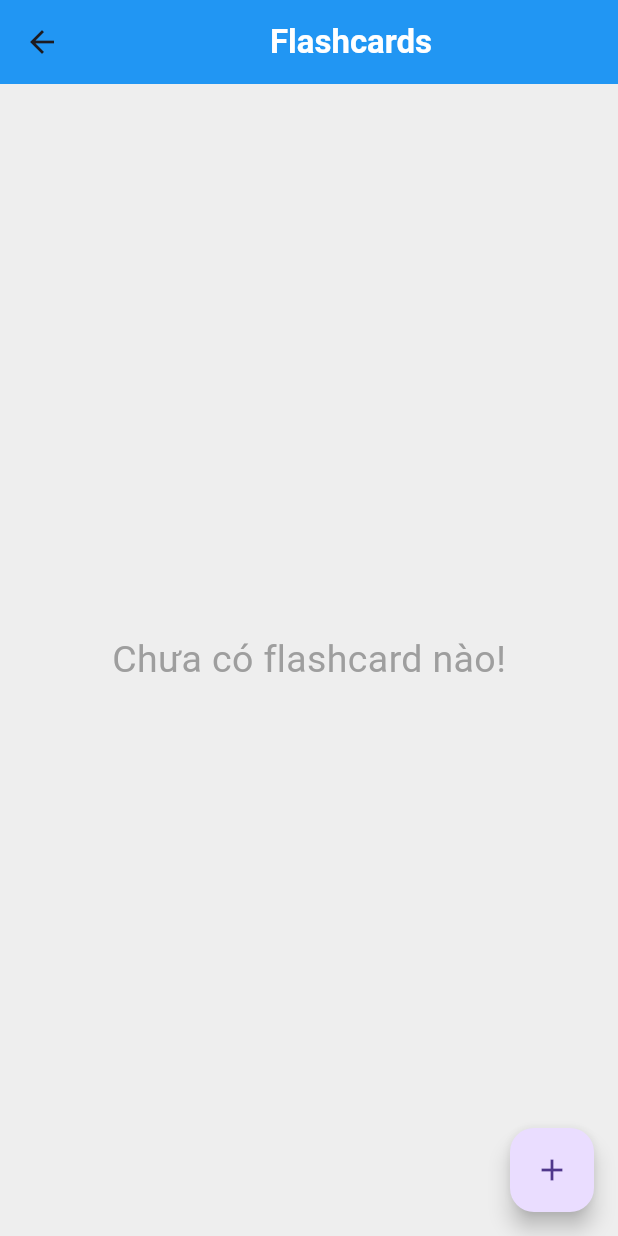
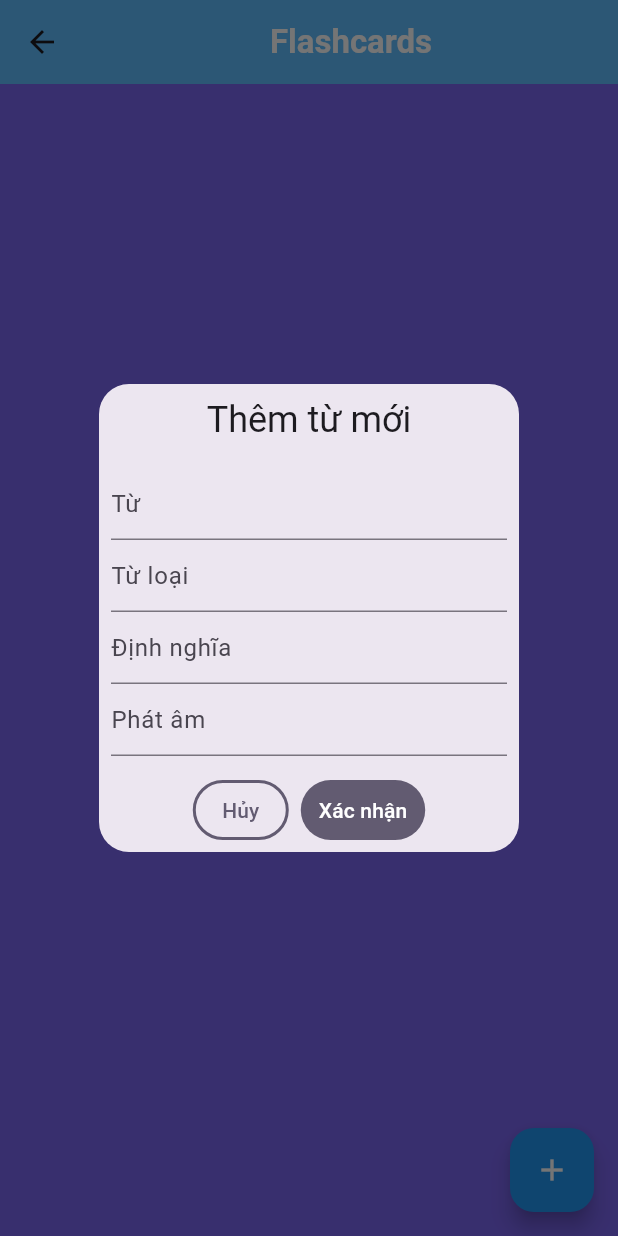
Before and after one commit to quyok808/mobile_English, a Flutter app: the FlashcardView screen opened by its route, after a tap on the "add" icon, on a phone screen of 412 x 824 dp. Run offline on Flutter 3.47's test engine with Material 3 defaults, Android fonts, the phone set to English and light mode, and no system bars; our stand-ins replace cloud_firestore, firebase_auth, firebase_core, flip_card, flutter_native_splash, flutter_tts and 6 more; missing offline and left inert: mailer; accounts and stored records are empty; network calls fail.

Commit message:
Thêm từ mới vào flashcard

```diff
--- a/lib/app/modules/account/views/widgets/button_management.dart
+++ b/lib/app/modules/account/views/widgets/button_management.dart
@@ -1,3 +1,5 @@
+// ignore_for_file: no_leading_underscores_for_local_identifiers
+
 import 'package:flutter/material.dart';
 import 'package:get/get.dart';
 import 'package:onlya_english/app/modules/account/controllers/account_controller.dart';
--- a/lib/app/modules/account/views/widgets/change-pass-button.dart
+++ b/lib/app/modules/account/views/widgets/change-pass-button.dart
@@ -17,7 +17,6 @@ class ChangePassButton extends StatelessWidget {
         padding: EdgeInsets.symmetric(horizontal: 30, vertical: 15),
         shape: RoundedRectangleBorder(
             borderRadius: BorderRadius.circular(15)), // Bo tròn góc
-        elevation: 3, // Thêm đổ bóng nhẹ
       ),
       child: Row(
         mainAxisAlignment:
--- a/lib/app/modules/account/views/widgets/louout_button.dart
+++ b/lib/app/modules/account/views/widgets/louout_button.dart
@@ -22,7 +22,6 @@ class LogoutButton extends StatelessWidget {
         padding: EdgeInsets.symmetric(horizontal: 30, vertical: 15),
         shape: RoundedRectangleBorder(
             borderRadius: BorderRadius.circular(15)), // Bo tròn góc
-        elevation: 3, // Thêm đổ bóng nhẹ
       ),
       child: Row(
         mainAxisAlignment:
--- a/lib/app/modules/flashcard/controllers/flashcard_controller.dart
+++ b/lib/app/modules/flashcard/controllers/flashcard_controller.dart
@@ -1,5 +1,9 @@
+// ignore_for_file: prefer_interpolation_to_compose_strings
+
+import 'package:flutter/material.dart';
 import 'package:get/get.dart';
 import '../../../../services/flashcard_service.dart';
+import '../../../themes/snackbar.dart';
 
 class FlashcardController extends GetxController {
   final FlashcardService _flashcardService = FlashcardService();
@@ -7,31 +11,6 @@ class FlashcardController extends GetxController {
   var isLoading = false.obs;
   var currentIndex = 0.obs;
 
-  // @override
-  // void onInit() {
-  //   super.onInit();
-  //   fetchFlashcards();
-  // }
-
-  // /// Lấy danh sách flashcards từ Firestore
-  // Future<void> fetchFlashcards() async {
-  //   isLoading.value = true;
-  //   try {
-  //     final data = await _flashcardService.getFlashcards();
-  //     flashcards.assignAll(data); // Cập nhật danh sách flashcards
-  //   } catch (e) {
-  //     print("Lỗi khi tải flashcards: $e");
-  //   } finally {
-  //     isLoading.value = false;
-  //   }
-  // }
-
-  // /// Xóa flashcard theo `id`
-  // Future<void> deleteFlashcard(String id) async {
-  //   await _flashcardService.deleteFlashcard(id);
-  //   flashcards.removeWhere((card) => card['id'] == id); // Xóa khỏi danh sách hiển thị
-  // }
-  // Lấy flashcards của người dùng
   void loadFlashcards() async {
     isLoading.value = true;
     flashcards.value = await _flashcardService.getFlashcards();
@@ -43,9 +22,71 @@ class FlashcardController extends GetxController {
     _flashcardService.addFlashcard(word, description, pronounce);
   }
 
+  Future<void> addFlashcardbtn(
+      String word, String description, String pronounce) async {
+    if (await _flashcardService.checkExistsWord(word)) {
+      SnackBarCustom.GetSnackBarWarning(
+          title: 'Thông báo!', content: 'Từ đã tồn tại !!!');
+      return;
+    }
+    _flashcardService.addFlashcard(word, description, pronounce);
+  }
+
   // Xóa flashcard
   void deleteFlashcard(String id) {
     _flashcardService.deleteFlashcard(id);
     loadFlashcards(); // Tải lại danh sách flashcards sau khi xóa
   }
+
+  void addword() {
+    Get.defaultDialog(
+      title: 'Thêm từ mới',
+      content: Column(
+        children: [
+          TextField(
+            controller: TextEditingController(),
+            decoration: const InputDecoration(hintText: 'Từ'),
+            onChanged: (value) => _newWord.value = value,
+          ),
+          TextField(
+            controller: TextEditingController(),
+            decoration: const InputDecoration(hintText: 'Từ loại'),
+            onChanged: (value) => _newTypeOfWord.value = value,
+          ),
+          TextField(
+            controller: TextEditingController(),
+            decoration: const InputDecoration(hintText: 'Định nghĩa'),
+            onChanged: (value) => _newDescription.value = value,
+          ),
+          TextField(
+            controller: TextEditingController(),
+            decoration: const InputDecoration(hintText: 'Phát âm'),
+            onChanged: (value) => _newPronunciation.value = value,
+          ),
+        ],
+      ),
+      textConfirm: 'Xác nhận',
+      textCancel: 'Hủy',
+      confirmTextColor: Colors.white,
+      onConfirm: () {
+        if (_newWord.value.isNotEmpty) {
+          addFlashcardbtn(
+            _newWord.value,
+            _newTypeOfWord + ': ' + _newDescription.value,
+            _newPronunciation.value,
+          );
+          // Chờ 2 giây trước khi tải lại danh sách flashcards
+          Future.delayed(Duration(seconds: 2), () {
+            loadFlashcards(); // Tải lại danh sách flashcards
+            Get.back(); // Đóng hộp thoại
+          });
+        }
+      },
+    );
+  }
+
+  final _newWord = ''.obs;
+  final _newDescription = ''.obs;
+  final _newPronunciation = ''.obs;
+  final _newTypeOfWord = ''.obs;
 }
--- a/lib/app/modules/flashcard/views/flashcard_view.dart
+++ b/lib/app/modules/flashcard/views/flashcard_view.dart
@@ -2,7 +2,6 @@
 
 import 'package:flutter/material.dart';
 import 'package:get/get.dart';
-import 'package:onlya_english/app/themes/theme.dart';
 import '../controllers/flashcard_controller.dart';
 import 'widgets/flashcard_widget.dart';
 
@@ -15,7 +14,7 @@ class FlashcardView extends StatelessWidget {
     controller.loadFlashcards();
 
     return Scaffold(
-      backgroundColor: Colors.grey[200],
+      backgroundColor: Color(0xFF7B66F0),
       appBar: AppBar(
         title: Center(
           child: Text(
@@ -24,7 +23,7 @@ class FlashcardView extends StatelessWidget {
             textAlign: TextAlign.center,
           ),
         ),
-        backgroundColor: Colors.blue,
+        backgroundColor: Color(0xFF5FBDFF),
       ),
       body: Obx(() {
         if (controller.isLoading.value) {
@@ -68,8 +67,12 @@ class FlashcardView extends StatelessWidget {
         );
       }),
       floatingActionButton: FloatingActionButton(
-        onPressed: () {},
-        child: Icon(Icons.add),
+        backgroundColor: Colors.blue,
+        onPressed: controller.addword,
+        child: Icon(
+          Icons.add,
+          color: Colors.white,
+        ),
       ),
     );
   }
--- a/lib/app/routes/app_pages.dart
+++ b/lib/app/routes/app_pages.dart
@@ -85,6 +85,6 @@ class AppPages {
       name: AppRoutes.CLASSROOM,
       page: () => ClassroomView(),
       binding: ClassroomBinding(),
-    )
+    ),
   ];
 }
--- a/lib/models/Flashcard.dart
+++ b/lib/models/Flashcard.dart
@@ -1,5 +1,5 @@
 class Flashcard {
-  final String id;
+  late final String id;
   final String word;
   final String description;
   final String pronunciation;
```
Also changed, not shown: lib/app/modules/flashcard/views/widgets/flashcard_widget.dart (+14 -9 lines), lib/services/flashcard_service.dart (+34 -43 lines).
